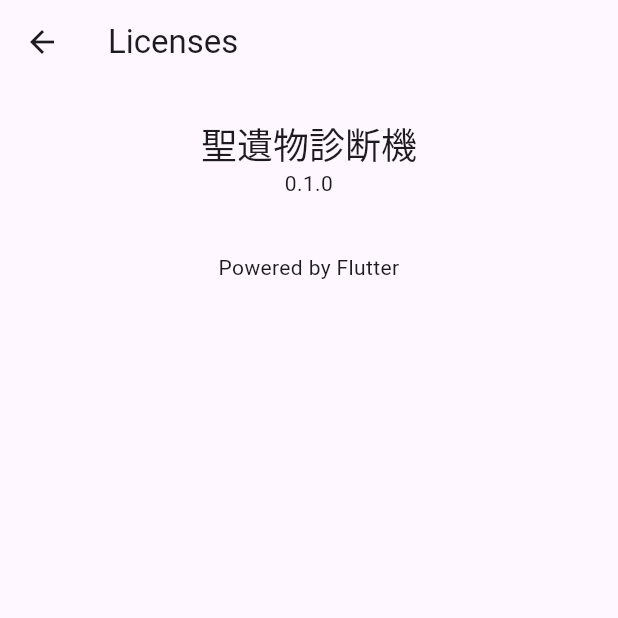
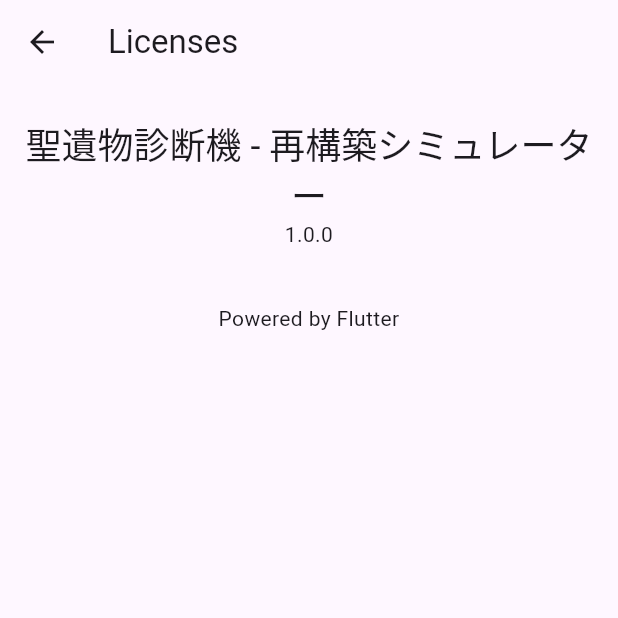
Before and after one commit to phitter-git/artifact-diagnoser, a Flutter app: the screen it shows after launch, after a tap on "読み込み", after a tap on the "settings" icon, after a tap on "ライセンス", on a phone screen of 412 x 824 dp, the top half of it. Run offline on Flutter 3.47's test engine with Material 3 defaults, Android fonts, the phone set to English and light mode, and no system bars; our stand-ins replace shared_preferences; Roboto replaces fonts that are missing (GISDK); project files that could hold a hidden picture were left out.

Commit message:
タイトルなど修正

```diff
--- a/lib/main.dart
+++ b/lib/main.dart
@@ -49,7 +49,7 @@
         builder: (context, _) {
           return MaterialApp(
             debugShowCheckedModeBanner: false,
-            title: '聖遺物診断機',
+            title: '聖遺物診断機 - 再構築シミュレーター',
             themeMode: themeService.themeMode,
             theme: ThemeData(
               useMaterial3: true,
@@ -74,7 +74,7 @@
             initialRoute: '/',
             routes: {
               '/': (context) => const HomeScreen(),
-              '/reliquary-list': (context) => const ReliquaryListScreen(),
+              '/artifact-list': (context) => const ReliquaryListScreen(),
             },
           );
         },
--- a/lib/src/components/settings_drawer.dart
+++ b/lib/src/components/settings_drawer.dart
@@ -68,8 +68,8 @@
             onTap: () {
               showLicensePage(
                 context: context,
-                applicationName: '聖遺物診断機',
-                applicationVersion: '0.1.0',
+                applicationName: '聖遺物診断機 - 再構築シミュレーター',
+                applicationVersion: '1.0.0',
               );
             },
           ),
--- a/lib/src/screens/home_screen/lib/home_screen.dart
+++ b/lib/src/screens/home_screen/lib/home_screen.dart
@@ -65,7 +65,7 @@
       // 聖遺物一覧画面に遷移（userDataを渡す）
       Navigator.pushNamed(
         context,
-        '/reliquary-list',
+        '/artifact-list',
         arguments: {'uid': uid, 'userData': userData},
       );
     } on UserDataServiceException catch (e) {
@@ -121,10 +121,20 @@
               crossAxisAlignment: CrossAxisAlignment.stretch,
               children: [
                 // タイトル
-                Text(
-                  '聖遺物診断機',
-                  style: Theme.of(context).textTheme.displaySmall,
-                  textAlign: TextAlign.center,
+                Column(
+                  children: [
+                    Text(
+                      '聖遺物診断機',
+                      style: Theme.of(context).textTheme.displaySmall,
+                      textAlign: TextAlign.center,
+                    ),
+                    const SizedBox(height: 4),
+                    Text(
+                      '再構築シミュレーター',
+                      style: Theme.of(context).textTheme.labelLarge,
+                      textAlign: TextAlign.center,
+                    ),
+                  ],
                 ),
                 const SizedBox(height: 8),
                 Text(
```
Also changed, not shown: 1 other file.
